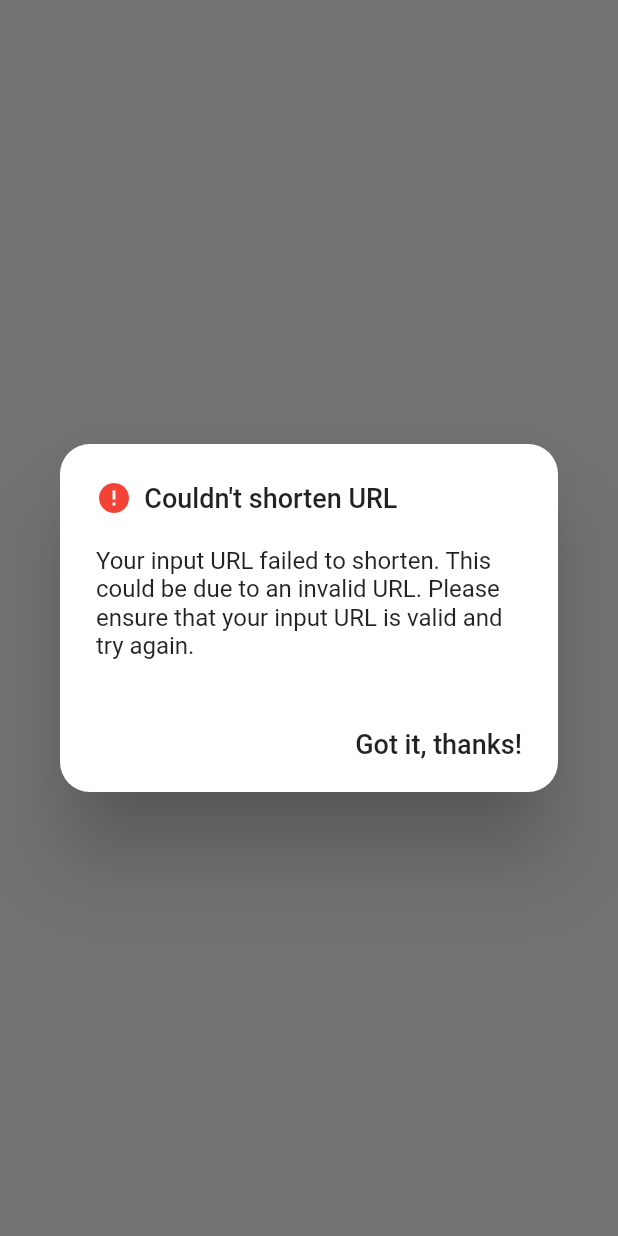
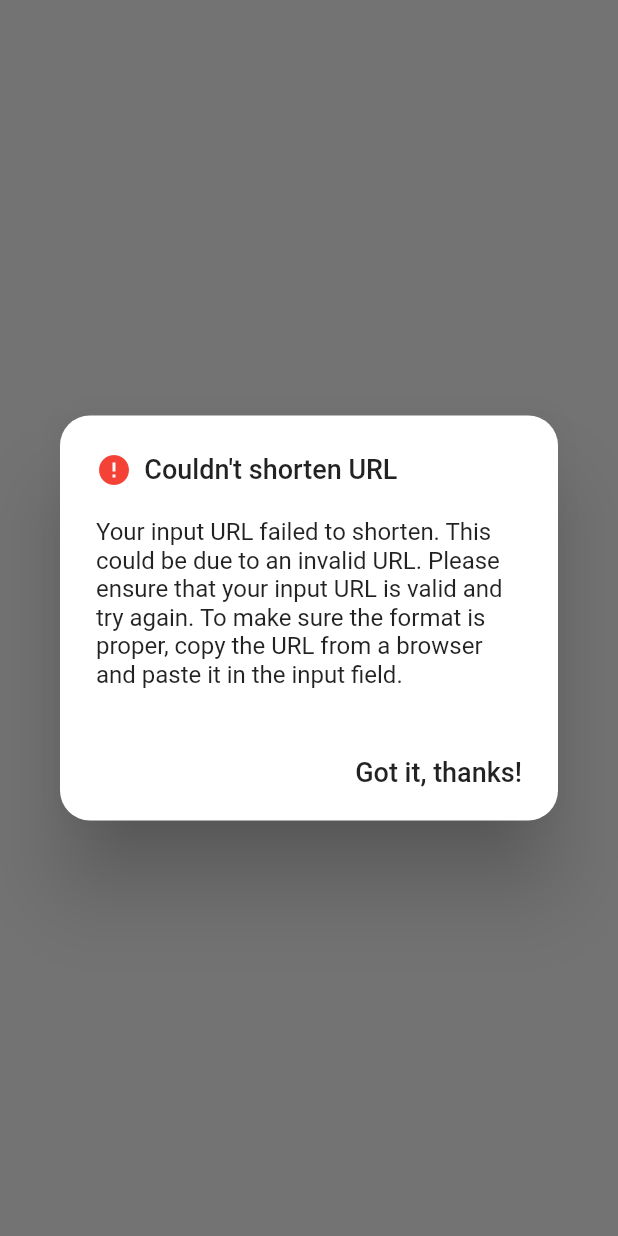
Before and after one commit to ritwiktakkar/shorten_my_URL, a Flutter app: what showError() shows on an empty page, opened directly, on a phone screen of 412 x 824 dp. Run offline on Flutter 3.47's test engine with Material 2 defaults, Android fonts, the phone set to English and light mode, and no system bars; our stand-ins replace auto_size_text, share, string_validator.

Commit message:
add instruction to showError dialog regarding format

```diff
--- a/lib/dialogs.dart
+++ b/lib/dialogs.dart
@@ -114,7 +114,7 @@ class Dialogs {
             ],
           ),
           content: Text(
-            "Your input URL failed to shorten. This could be due to an invalid URL. Please ensure that your input URL is valid and try again.",
+            "Your input URL failed to shorten. This could be due to an invalid URL. Please ensure that your input URL is valid and try again. To make sure the format is proper, copy the URL from a browser and paste it in the input field.",
             style: TextStyle(fontSize: 16),
           ),
           actions: <Widget>[
```
